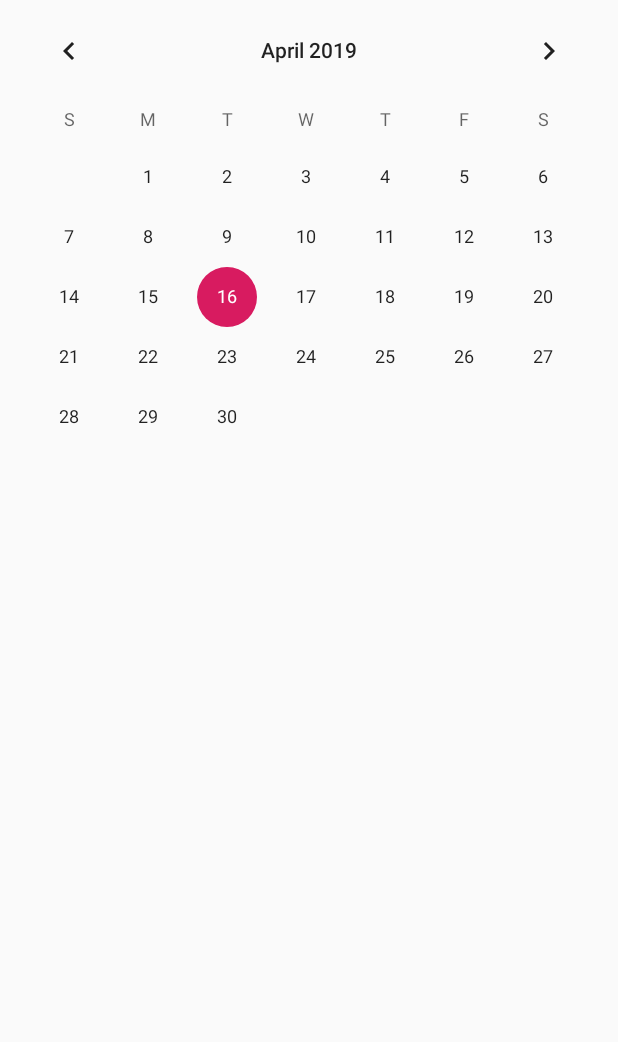
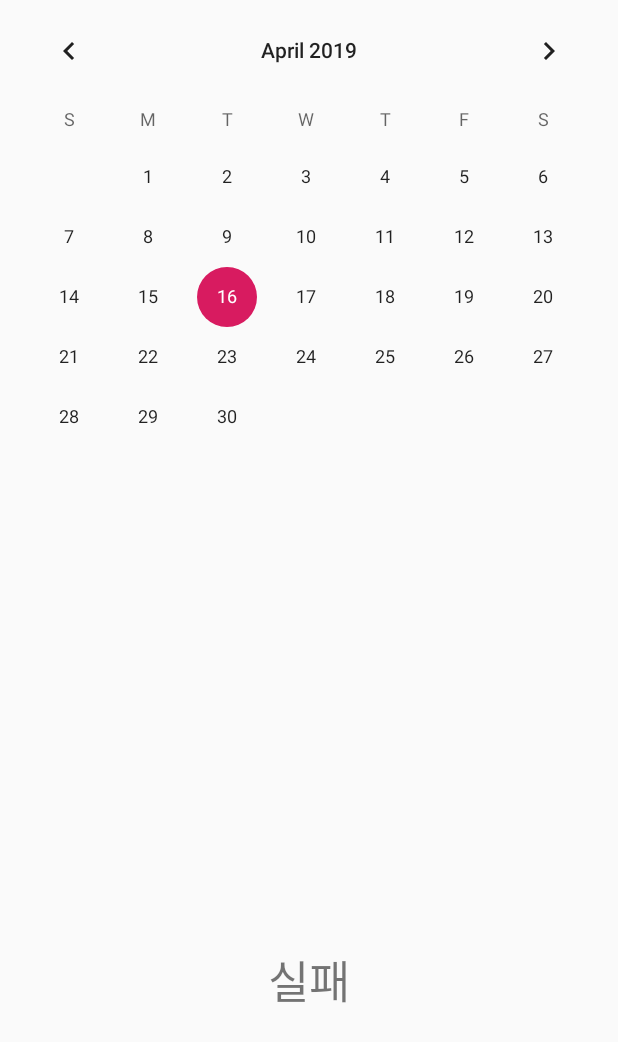
Before and after one commit to whale14/daelimProject, an Android app: the fragment MyPageFragment shown on its own in the app's theme, on a phone screen of 412 x 824 dp. Shown: the top 1042 px of the screen. Run offline under Robolectric (Android 15) with nearby library versions, the phone set to English and light mode, and no system bars; our stand-ins replace Firebase (no records; nobody signed in at launch, a user with empty details on screens opened directly); 1 statement that could not run was skipped.

Commit message:
firebase의 firestore 이용하여 데이터 불러오기
예외 상황 줘서 성공과 실패로 나눠놨는데 실패만 뜸... 흑흑..

```diff
--- a/app/src/main/java/com/androidproject/MyPageFragment.java
+++ b/app/src/main/java/com/androidproject/MyPageFragment.java
@@ -18,6 +18,7 @@ import com.google.android.gms.tasks.OnFailureListener;
 import com.google.android.gms.tasks.OnSuccessListener;
 import com.google.android.gms.tasks.Task;
 import com.google.firebase.firestore.DocumentReference;
+import com.google.firebase.firestore.DocumentSnapshot;
 import com.google.firebase.firestore.FirebaseFirestore;
 import com.google.firebase.firestore.QueryDocumentSnapshot;
 import com.google.firebase.firestore.QuerySnapshot;
@@ -103,6 +104,27 @@ public class MyPageFragment extends Fragment {
                 });
 
 
+        DocumentReference docRef = db.collection("test").document("SF");
+        docRef.get().addOnCompleteListener(new OnCompleteListener<DocumentSnapshot>() {
+            @Override
+            public void onComplete(@NonNull Task<DocumentSnapshot> task) {
+                if (task.isSuccessful()) {
+                    DocumentSnapshot document = task.getResult();
+                    if (document.exists()) {
+                        Log.d(TAG, "DocumentSnapshot data: " + document.getData());
+                        select_listView.setText("성공");
+                    } else {
+                        Log.d(TAG, "No such document");
+                        select_listView.setText("실패");
+                    }
+                } else {
+                    Log.d(TAG, "get failed with ", task.getException());
+                }
+            }
+        });
+
+
+
         //리스너 등록
 
         calendar.setOnDateChangeListener(new CalendarView.OnDateChangeListener() {
@@ -123,9 +145,8 @@ public class MyPageFragment extends Fragment {
                         +dayOfMonth, Toast.LENGTH_LONG).show(); */
                 selectView.setText(""+year+"/"+(month+1)+"/" +dayOfMonth);
 
-                select_listView.setText(db.collection("test").toString());
+                //select_listView.setText(db.collection("test").toString());
 
-                // 아아아아악 이상한 쓰레기 값이 온다아아악!!!!!!!!!!!!!!!
 
             }
 
--- a/app/src/main/res/layout/fragment_my_page.xml
+++ b/app/src/main/res/layout/fragment_my_page.xml
@@ -43,6 +43,8 @@
             android:text="SampleTest"
             android:textSize="30sp" />
 
+
+
         <TextView
             android:id="@+id/select_list_View"
             android:layout_width="match_parent"
```
